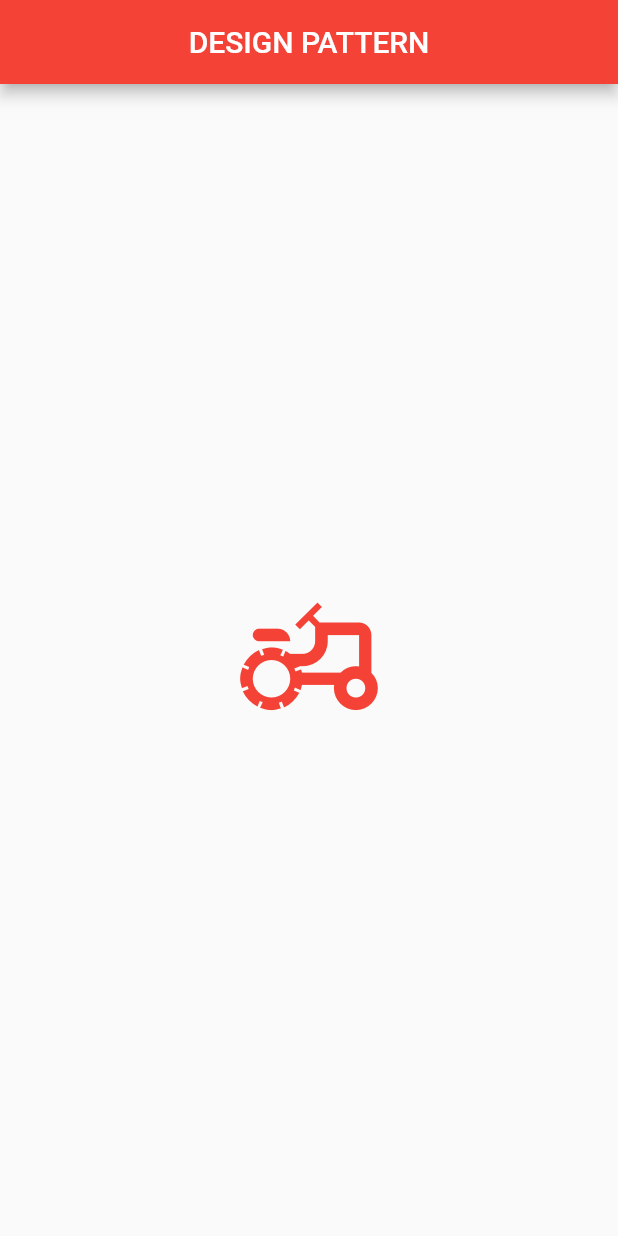
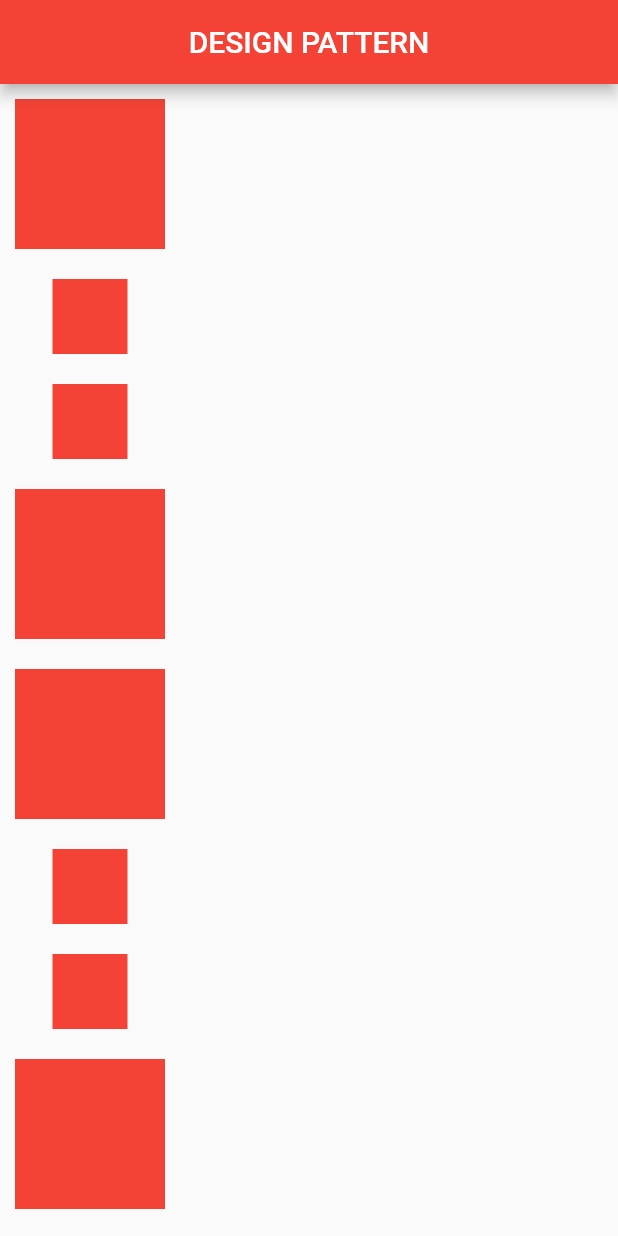
Before and after one commit to Rodrigo-Flores/fluuter-app, a Flutter app: the screen it shows after launch, on a phone screen of 412 x 824 dp. Run offline on Flutter 3.47's test engine with Material 2 defaults, Android fonts, the phone set to English and light mode, and no system bars.

Commit message:
Column widget

```diff
--- a/lib/main.dart
+++ b/lib/main.dart
@@ -29,10 +29,62 @@ class Home extends StatelessWidget {
         title: const Text("DESIGN PATTERN"),
         centerTitle: true,
       ),
-      body: const Center(
-        child: Icon(Icons.agriculture_outlined,
-         size: 100,
-         color: Colors.red),
+      body: SingleChildScrollView(
+        child: Column(
+          // mainAxisSize: MainAxisSize.min,
+          mainAxisAlignment: MainAxisAlignment.center,
+          crossAxisAlignment: CrossAxisAlignment.center,
+          children: [
+            Container(
+              height: 100,
+              width: 100,
+              color: Colors.red,
+              margin: const EdgeInsets.all(10),
+            ),
+            Container(
+              height: 50,
+              width: 50,
+              color: Colors.red,
+              margin: const EdgeInsets.all(10),
+            ),
+            Container(
+              height: 50,
+              width: 50,
+              color: Colors.red,
+              margin: const EdgeInsets.all(10),
+            ),
+            Container(
+              height: 100,
+              width: 100,
+              color: Colors.red,
+              margin: const EdgeInsets.all(10),
+            ),
+            Container(
+              height: 100,
+              width: 100,
+              color: Colors.red,
+              margin: const EdgeInsets.all(10),
+            ),
+            Container(
+              height: 50,
+              width: 50,
+              color: Colors.red,
+              margin: const EdgeInsets.all(10),
+            ),
+            Container(
+              height: 50,
+              width: 50,
+              color: Colors.red,
+              margin: const EdgeInsets.all(10),
+            ),
+            Container(
+              height: 100,
+              width: 100,
+              color: Colors.red,
+              margin: const EdgeInsets.all(10),
+            ),
+          ]
+        ),
       ),
     );
   }
```
